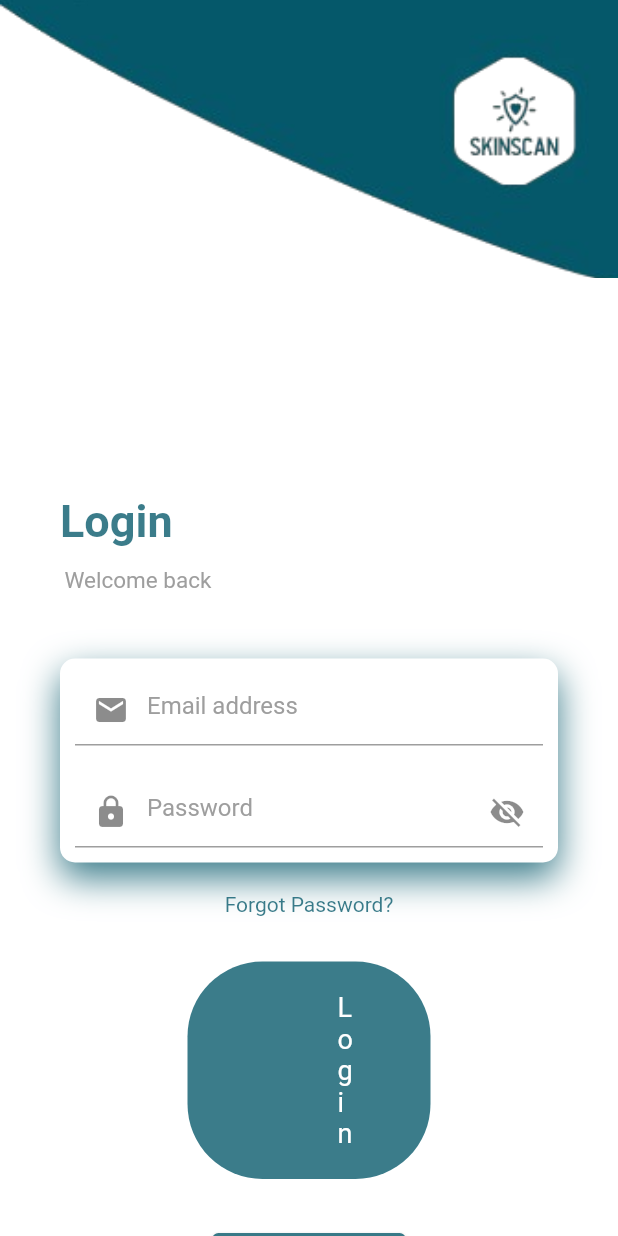
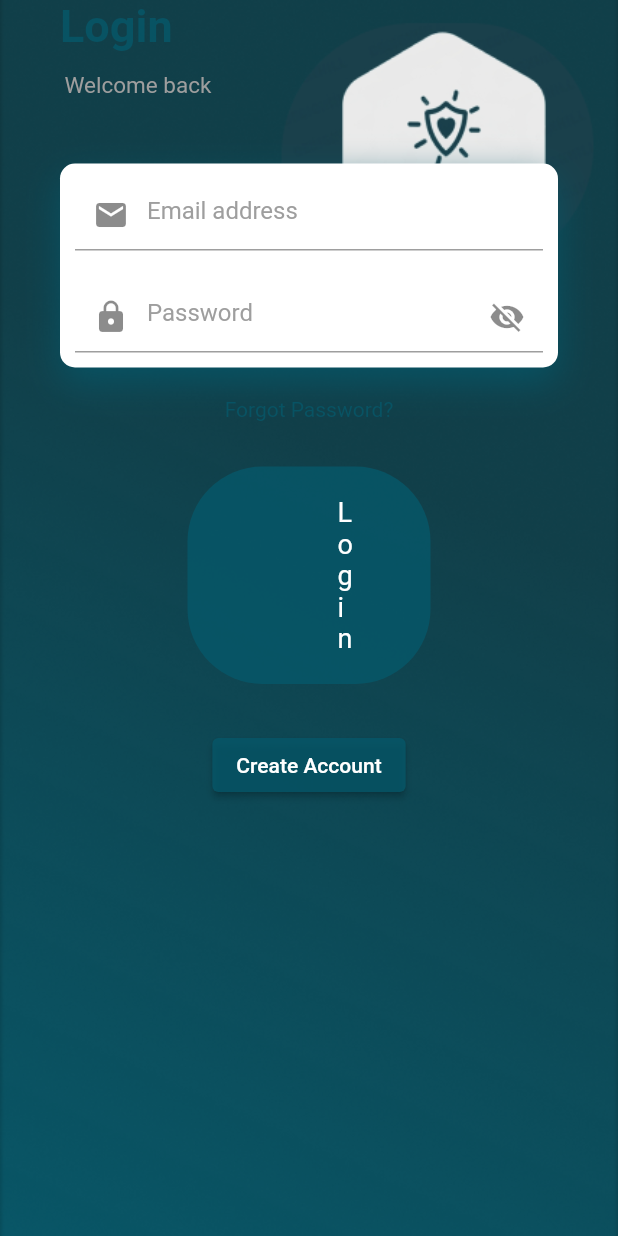
Before and after one commit to mara7abumwais/SkinScanAppProject, a Flutter app: the screen it shows after launch, on a phone screen of 412 x 824 dp. Run offline on Flutter 3.47's test engine with Material 2 defaults, Android fonts, the phone set to English and light mode, and no system bars; our stand-ins replace animated_text_kit, babstrap_settings_screen, camera, cloud_firestore, email_validator, firebase_auth and 4 more; missing offline and left inert: flutter_verification_code; accounts and stored records are empty.

Commit message:
second commit marah

```diff
--- a/lib/Login.dart
+++ b/lib/Login.dart
@@ -22,30 +22,20 @@ class _LoginState extends State<Login> {
     final width = MediaQuery.of(context).size.width;
 
     return Scaffold(
-
-      backgroundColor: Colors.white,
-      body: SingleChildScrollView(
-        child: Column(
-          crossAxisAlignment: CrossAxisAlignment.start,
+      backgroundColor: Colors.transparent, // Make Scaffold background transparent
+      body: Stack(
           children: <Widget>[
             Container(
-              height: 330,
-              child: Stack(
-                children: <Widget>[
-                  Positioned(
-                    top: -110,
-                    height: 400,
-                    width: width,
-                    child: Container(
-                      decoration:const  BoxDecoration(
+              decoration: BoxDecoration(
                 image: DecorationImage(
-                              image: AssetImage('assets/background.png'),
-                              fit: BoxFit.contain)),
+                  image: AssetImage('assets/login.png'),
+                  fit: BoxFit.cover,
                 ),
               ),
-                ],
             ),
-            ),
+            Column(
+              crossAxisAlignment: CrossAxisAlignment.start,
+              children: [
                 Padding(
                   padding: EdgeInsets.symmetric(horizontal: 40),
                   child: Column(
@@ -188,7 +178,8 @@ class _LoginState extends State<Login> {
                   ),
                 )
               ],
-        ),
+            )
+          ],
         ),
     );
   }
```
Also changed, not shown: assets/login.png (added). Lines whose indentation alone changed are shown as unchanged.
